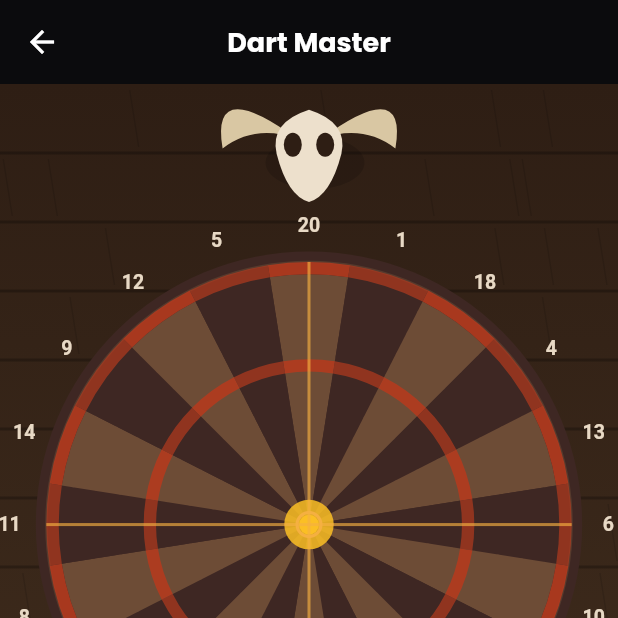
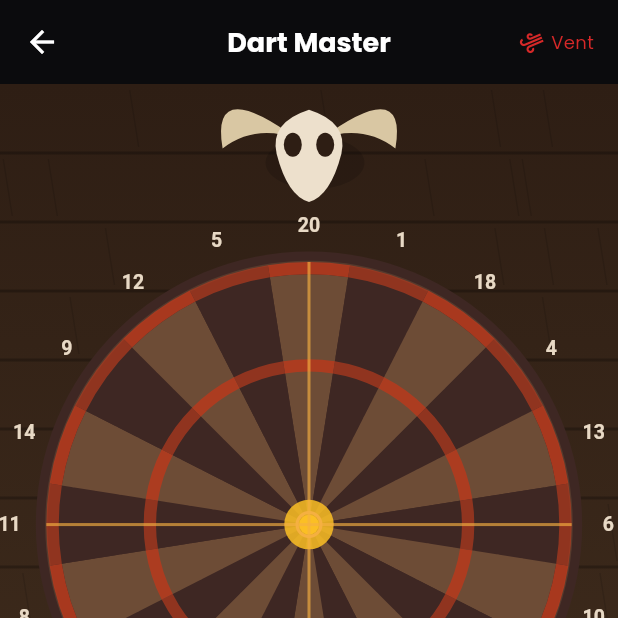
Before and after one commit to mamadousaidoub125-star/dart_master, a Flutter app: the GameScreen screen opened directly, after a tap on "Valider la visée", on a phone screen of 412 x 824 dp, the top half of it. Run offline on Flutter 3.47's test engine with Material 3 defaults, Android fonts, the phone set to English and light mode, and no system bars; our stand-ins replace cloud_firestore, firebase_auth, google_fonts, google_mobile_ads, google_sign_in, in_app_purchase and 2 more; missing offline and left inert: flame_audio; accounts and stored records are empty; statements that could not run were skipped.

Commit message:
Add files via upload

```diff
--- a/lib/features/game/presentation/screens/game_screen.dart
+++ b/lib/features/game/presentation/screens/game_screen.dart
@@ -78,6 +78,12 @@ class _GameScreenState extends State<GameScreen> with TickerProviderStateMixin {
   bool _isExceptionalThrow = false;
   String _exceptionalLabel = '';
 
+  // --- Repère fantôme (meilleur lancer précédent à battre) ---
+  (double, double, int)? _ghostBestThrow;
+
+  // --- Vent : léger décalage aléatoire généré à chaque manche ---
+  double _windStrength = 0.0; // -0.15 à 0.15
+
   final List<_StuckAxe> _stuckAxes = [];
   int _roundScore = 0;
 
@@ -92,6 +98,7 @@ class _GameScreenState extends State<GameScreen> with TickerProviderStateMixin {
       widget.opponentType == OpponentType.aiMedium ||
       widget.opponentType == OpponentType.aiHard ||
       widget.opponentType == OpponentType.aiExpert ||
+      widget.opponentType == OpponentType.weeklyBoss ||
       widget.opponentType == OpponentType.localTwoPlayer ||
       widget.opponentType == OpponentType.vikingDuel;
   bool get _isLocalSecondPlayer =>
@@ -103,6 +110,15 @@ class _GameScreenState extends State<GameScreen> with TickerProviderStateMixin {
   int _opponentTotalScore = 0;
   String? _lastOpponentMessage;
 
+  /// Rotation déterministe de 4 boss selon le numéro de semaine ISO
+  /// courant : tout le monde affronte le même boss la même semaine,
+  /// et il change automatiquement chaque semaine.
+  static const _bossNames = ['Jarl Ragnar', 'Skoll le Féroce', 'Ivar Sans-Pitié', 'Freydis la Chasseuse'];
+  String get _weeklyBossName {
+    final weekOfYear = (DateTime.now().difference(DateTime(DateTime.now().year, 1, 1)).inDays / 7).floor();
+    return _bossNames[weekOfYear % _bossNames.length];
+  }
+
   String get _opponentLabel {
     switch (widget.opponentType) {
       case OpponentType.aiEasy:
@@ -113,6 +129,8 @@ class _GameScreenState extends State<GameScreen> with TickerProviderStateMixin {
         return 'IA Difficile';
       case OpponentType.aiExpert:
         return 'IA Experte';
+      case OpponentType.weeklyBoss:
+        return '👹 $_weeklyBossName';
       case OpponentType.localTwoPlayer:
       case OpponentType.vikingDuel:
         return 'Joueur 2';
@@ -138,9 +156,18 @@ class _GameScreenState extends State<GameScreen> with TickerProviderStateMixin {
       case OpponentType.aiExpert:
         _aiOpponent = AiOpponent(difficulty: AiDifficulty.experte);
         break;
+      case OpponentType.weeklyBoss:
+        // Le boss est toujours au niveau expert, mais avec un nom et une
+        // récompense en pièces doublée pour le rendre mémorable.
+        _aiOpponent = AiOpponent(difficulty: AiDifficulty.experte);
+        break;
       default:
         _aiOpponent = null;
     }
+
+    // Charge le record personnel (repère fantôme) et génère le vent du jour.
+    _loadGhostRecord();
+    _generateWind();
 
     _powerController = AnimationController(
       vsync: this,
@@ -196,6 +223,18 @@ class _GameScreenState extends State<GameScreen> with TickerProviderStateMixin {
     _axeFlightController.dispose();
     _burstController.dispose();
     super.dispose();
+  }
+
+  Future<void> _loadGhostRecord() async {
+    final best = await ThrowHistoryService.loadBestThrow();
+    if (mounted) setState(() => _ghostBestThrow = best);
+  }
+
+  /// Génère un vent aléatoire pour la manche en cours (nouvelle valeur à
+  /// chaque nouvelle manche), qui dévie légèrement la trajectoire —
+  /// un vrai guerrier viking lance dehors, pas dans une salle fermée !
+  void _generateWind() {
+    _windStrength = (math.Random().nextDouble() - 0.5) * 0.3;
   }
 
   void _onBoardPanUpdate(DragUpdateDetails details, Size boardSize) {
@@ -264,7 +303,7 @@ class _GameScreenState extends State<GameScreen> with TickerProviderStateMixin {
     final steadiness = _computeGestureSteadiness();
 
     final input = ThrowInput(
-      aimX: _aim.dx,
+      aimX: _aim.dx + _windStrength,
       aimY: _aim.dy,
       power: _power,
       spin: _spin,
@@ -304,6 +343,7 @@ class _GameScreenState extends State<GameScreen> with TickerProviderStateMixin {
     // Enregistrement pour la carte de précision (n'affecte pas le jeu en
     // cours, purement pour les statistiques du profil).
     ThrowHistoryService.recordImpact(_pendingImpact.dx, _pendingImpact.dy);
+    ThrowHistoryService.saveBestThrowIfHigher(_pendingImpact.dx, _pendingImpact.dy, zone.points);
     _axeFlightController.duration =
         isExceptional ? const Duration(milliseconds: 950) : const Duration(milliseconds: 420);
     _axeFlightController.forward(from: 0);
@@ -374,7 +414,8 @@ class _GameScreenState extends State<GameScreen> with TickerProviderStateMixin {
       aiRoundScore += zone.points;
     }
 
-    final coinsEarned = math.max(5, (_roundScore / 2).round());
+    final bossMultiplier = widget.opponentType == OpponentType.weeklyBoss ? 2 : 1;
+    final coinsEarned = math.max(5, (_roundScore / 2).round()) * bossMultiplier;
     widget.onCoinsEarned?.call(coinsEarned);
 
     setState(() {
@@ -397,6 +438,7 @@ class _GameScreenState extends State<GameScreen> with TickerProviderStateMixin {
       _power = 0.0;
       _spin = 0.0;
       _lastResult = null;
+      _generateWind();
     }
   }
 
@@ -458,6 +500,7 @@ class _GameScreenState extends State<GameScreen> with TickerProviderStateMixin {
       backgroundColor: const Color(0xFF2E1E14),
       appBar: AppBar(
         title: Text(_hasOpponent ? 'Manche $_currentRound / $_totalRounds' : 'Dart Master'),
+        actions: [_buildWindIndicator()],
       ),
       body: SafeArea(
         child: Column(
@@ -508,6 +551,20 @@ class _GameScreenState extends State<GameScreen> with TickerProviderStateMixin {
                                       child: const Text('🪓', style: TextStyle(fontSize: 26)),
                                     ),
                                   )),
+                              if (_ghostBestThrow != null)
+                                Positioned(
+                                  left: boardSize.width / 2 + _ghostBestThrow!.$1 * boardSize.width / 2 - 12,
+                                  top: boardSize.height / 2 + _ghostBestThrow!.$2 * boardSize.height / 2 - 12,
+                                  child: Opacity(
+                                    opacity: 0.35,
+                                    child: Column(
+                                      children: [
+                                        const Text('👻', style: TextStyle(fontSize: 20)),
+                                        Text('${_ghostBestThrow!.$3}', style: const TextStyle(color: AppColors.gold, fontSize: 10, fontWeight: FontWeight.bold)),
+                                      ],
+                                    ),
+                                  ),
+                                ),
                               if (_phase == _ThrowPhase.aiming ||
                                   _phase == _ThrowPhase.poweringUp ||
                                   _phase == _ThrowPhase.readyToThrow)
@@ -650,6 +707,34 @@ class _GameScreenState extends State<GameScreen> with TickerProviderStateMixin {
           ),
         ),
       ],
+    );
+  }
+
+  /// Petit indicateur de vent dans l'AppBar : une flèche penchée dans la
+  /// direction du vent, dont l'intensité est indiquée par la couleur.
+  Widget _buildWindIndicator() {
+    if (_windStrength.abs() < 0.02) {
+      return const Padding(
+        padding: EdgeInsets.only(right: 16),
+        child: Center(child: Text('🍃 Calme', style: TextStyle(color: AppColors.lightGray, fontSize: 12))),
+      );
+    }
+    final isStrong = _windStrength.abs() > 0.1;
+    return Padding(
+      padding: const EdgeInsets.only(right: 16),
+      child: Center(
+        child: Row(
+          mainAxisSize: MainAxisSize.min,
+          children: [
+            Transform.rotate(
+              angle: _windStrength > 0 ? 0.4 : -0.4 + math.pi,
+              child: Icon(Icons.air, color: isStrong ? AppColors.red : AppColors.gold, size: 18),
+            ),
+            const SizedBox(width: 4),
+            Text('Vent', style: TextStyle(color: isStrong ? AppColors.red : AppColors.gold, fontSize: 12)),
+          ],
+        ),
+      ),
     );
   }
 
```
